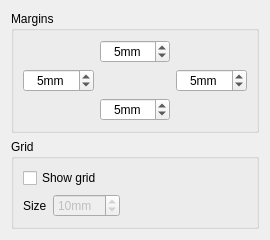
Before: the Qt Designer form ui/PageProperties.ui in KDE/kxstitch, drawn with Qt 5.
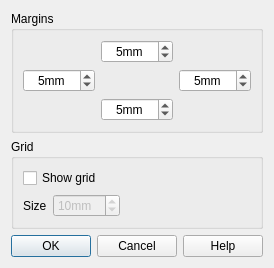
After: the same form once the commit is applied.

Commit message: KDialog -> QDialog

The edit to the form file:
```diff
--- a/ui/PageProperties.ui
+++ b/ui/PageProperties.ui
@@ -218,6 +218,13 @@
      </layout>
     </widget>
    </item>
+   <item row="2" column="0">
+    <widget class="QDialogButtonBox" name="DialogButtonBox">
+     <property name="standardButtons">
+      <set>QDialogButtonBox::Cancel|QDialogButtonBox::Ok|QDialogButtonBox::Help</set>
+     </property>
+    </widget>
+   </item>
   </layout>
  </widget>
  <tabstops>
```
The commit also changes 2 other files.
